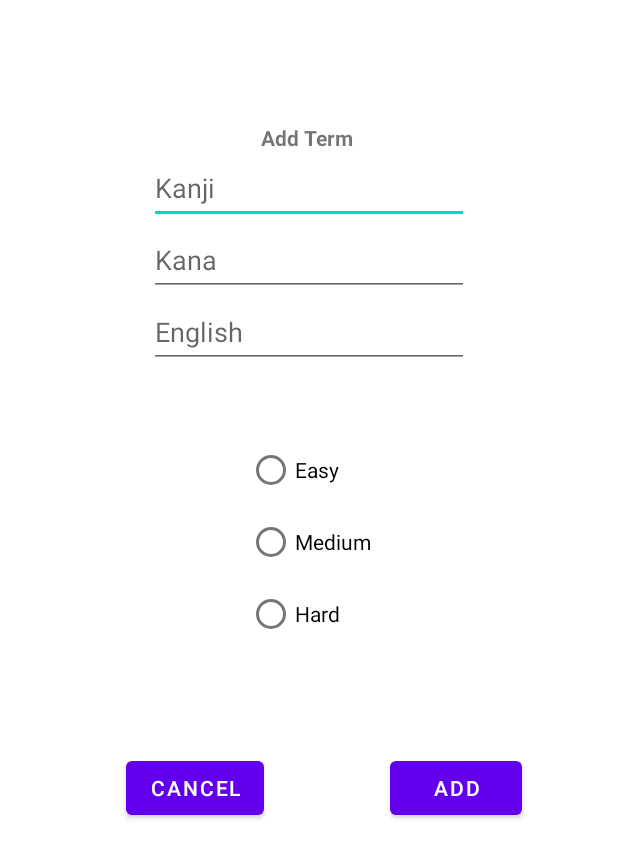
After one commit to agallop/RansomSensei, an Android app: the layout activity_add_term.xml on its own in the app's theme, with its tools: preview values and no code run, on a phone screen of 412 x 824 dp. The commit adds this screen. Shown: the top 858 px of the screen. Run offline under Robolectric (Android 15) with nearby library versions, the phone set to English and light mode, and no system bars.

Commit message:
Made a screen + Strings

```diff
--- a/app/build.gradle.kts
+++ b/app/build.gradle.kts
@@ -2,7 +2,6 @@ plugins {
     alias(libs.plugins.android.application)
     alias(libs.plugins.kotlin.android)
     id("com.google.devtools.ksp")
-
 }
 
 android {
@@ -51,6 +50,7 @@ dependencies {
     implementation(libs.androidx.navigation.fragment.ktx)
     implementation(libs.androidx.navigation.ui.ktx)
     implementation(libs.androidx.junit.ktx)
+    implementation(libs.androidx.activity)
     testImplementation(libs.junit)
     androidTestImplementation(libs.androidx.junit)
     androidTestImplementation(libs.androidx.espresso.core)
--- a/app/src/main/AndroidManifest.xml
+++ b/app/src/main/AndroidManifest.xml
@@ -1,9 +1,11 @@
 <?xml version="1.0" encoding="utf-8"?>
 <manifest xmlns:android="http://schemas.android.com/apk/res/android"
-    xmlns:tools="http://schemas.android.com/tools" >
+    xmlns:tools="http://schemas.android.com/tools">
+
     <queries>
         <intent>
             <action android:name="android.intent.action.MAIN" />
+
             <category android:name="android.intent.category.HOME" />
         </intent>
     </queries>
@@ -17,12 +19,14 @@
         android:roundIcon="@mipmap/ic_launcher_round"
         android:supportsRtl="true"
         android:theme="@style/Theme.RansomSensei"
-        tools:targetApi="31" >
-
+        tools:targetApi="31">
+        <activity
+            android:name=".AddTerm"
+            android:exported="false" />
         <activity
             android:name=".MainActivity"
             android:exported="true"
-            android:theme="@style/Theme.RansomSensei.NoActionBar" >
+            android:theme="@style/Theme.RansomSensei.NoActionBar">
             <intent-filter>
                 <action android:name="android.intent.action.MAIN" />
 
@@ -30,8 +34,8 @@
             </intent-filter>
         </activity>
         <activity
+            android:name=".LockScreenActivity"
             android:exported="true"
-            android:name=".LockScreenActivity"
             android:theme="@style/Theme.AppCompat.Light.NoActionBar">
             <intent-filter>
                 <action android:name="android.intent.action.MAIN" />
@@ -39,7 +43,6 @@
                 <category android:name="android.intent.category.DEFAULT" />
             </intent-filter>
         </activity>
-
     </application>
 
 </manifest>
--- /dev/null
+++ b/app/src/main/java/com/example/ransomsensei/AddTerm.kt
@@ -0,0 +1,38 @@
+package com.example.ransomsensei
+
+import android.os.Bundle
+import android.widget.Button
+import android.widget.EditText
+import android.widget.RadioButton
+import androidx.activity.enableEdgeToEdge
+import androidx.appcompat.app.AppCompatActivity
+import androidx.core.view.ViewCompat
+import androidx.core.view.WindowInsetsCompat
+
+class AddTerm : AppCompatActivity() {
+
+    val editText = findViewById(R.id.editText) as EditText
+    val editText2 = findViewById(R.id.editText2) as EditText
+    val editText3 = findViewById(R.id.editText3) as EditText
+    val radioButton2 = findViewById(R.id.radioButton2) as RadioButton
+    val radioButton3 = findViewById(R.id.radioButton3) as RadioButton
+    val radioButton4 = findViewById(R.id.radioButton4) as RadioButton
+    val button = findViewById(R.id.button) as Button
+    val button2 = findViewById(R.id.button2) as Button
+
+    val kanji = editText.text.toString();
+    val kana = editText2.text.toString();
+    val english = editText3.text.toString();
+    val difficulty = "";
+
+    override fun onCreate(savedInstanceState: Bundle?) {
+        super.onCreate(savedInstanceState)
+        enableEdgeToEdge()
+        setContentView(R.layout.activity_add_term)
+        ViewCompat.setOnApplyWindowInsetsListener(findViewById(R.id.main)) { v, insets ->
+            val systemBars = insets.getInsets(WindowInsetsCompat.Type.systemBars())
+            v.setPadding(systemBars.left, systemBars.top, systemBars.right, systemBars.bottom)
+            insets
+        }
+    }
+}
--- /dev/null
+++ b/app/src/main/res/layout/activity_add_term.xml
@@ -0,0 +1,120 @@
+<?xml version="1.0" encoding="utf-8"?>
+<androidx.constraintlayout.widget.ConstraintLayout xmlns:android="http://schemas.android.com/apk/res/android"
+    xmlns:app="http://schemas.android.com/apk/res-auto"
+    xmlns:tools="http://schemas.android.com/tools"
+    android:id="@+id/main"
+    android:layout_width="match_parent"
+    android:layout_height="match_parent"
+    tools:context=".AddTerm">
+
+    <TextView
+        android:id="@+id/add_term_title"
+        android:layout_width="wrap_content"
+        android:layout_height="wrap_content"
+        android:text="@string/add_term"
+        android:textAlignment="center"
+        android:textStyle="bold"
+        app:layout_constraintBottom_toBottomOf="parent"
+        app:layout_constraintEnd_toEndOf="parent"
+        app:layout_constraintHorizontal_bias="0.498"
+        app:layout_constraintStart_toStartOf="parent"
+        app:layout_constraintTop_toTopOf="parent"
+        app:layout_constraintVertical_bias="0.102" />
+
+    <EditText
+        android:id="@+id/editText"
+        android:layout_width="wrap_content"
+        android:layout_height="wrap_content"
+        android:ems="10"
+        android:hint="@string/kanji"
+        android:importantForAutofill="no"
+        android:inputType="text"
+        android:minHeight="48dp"
+        app:layout_constraintEnd_toEndOf="parent"
+        app:layout_constraintHorizontal_bias="0.5"
+        app:layout_constraintStart_toStartOf="parent"
+        app:layout_constraintTop_toBottomOf="@+id/add_term_title" />
+
+    <EditText
+        android:id="@+id/editText3"
+        android:layout_width="wrap_content"
+        android:layout_height="wrap_content"
+        android:ems="10"
+        android:hint="@string/english"
+        android:importantForAutofill="no"
+        android:inputType="text"
+        android:minHeight="48dp"
+        app:layout_constraintStart_toStartOf="@+id/editText2"
+        app:layout_constraintTop_toBottomOf="@+id/editText2" />
+
+    <EditText
+        android:id="@+id/editText2"
+        android:layout_width="wrap_content"
+        android:layout_height="wrap_content"
+        android:ems="10"
+        android:hint="@string/kana"
+        android:importantForAutofill="no"
+        android:inputType="text"
+        android:minHeight="48dp"
+        app:layout_constraintStart_toStartOf="@+id/editText"
+        app:layout_constraintTop_toBottomOf="@+id/editText" />
+
+    <Button
+        android:id="@+id/button"
+        android:layout_width="wrap_content"
+        android:layout_height="wrap_content"
+        android:layout_marginStart="84dp"
+        android:layout_marginTop="68dp"
+        android:text="@string/add"
+        app:layout_constraintEnd_toEndOf="parent"
+        app:layout_constraintHorizontal_bias="0.0"
+        app:layout_constraintStart_toEndOf="@+id/button2"
+        app:layout_constraintTop_toBottomOf="@+id/radioGroup" />
+
+    <Button
+        android:id="@+id/button2"
+        android:layout_width="wrap_content"
+        android:layout_height="wrap_content"
+        android:layout_marginStart="84dp"
+        android:layout_marginTop="68dp"
+        android:text="@string/cancel"
+        app:layout_constraintStart_toStartOf="parent"
+        app:layout_constraintTop_toBottomOf="@+id/radioGroup" />
+
+    <RadioGroup
+        android:id="@+id/radioGroup"
+        android:layout_width="wrap_content"
+        android:layout_height="wrap_content"
+        android:layout_marginTop="44dp"
+        app:layout_constraintEnd_toEndOf="parent"
+        app:layout_constraintHorizontal_bias="0.5"
+        app:layout_constraintStart_toStartOf="parent"
+        app:layout_constraintTop_toBottomOf="@+id/editText3">
+
+        <RadioButton
+            android:id="@+id/radioButton2"
+            android:layout_width="wrap_content"
+            android:layout_height="wrap_content"
+            android:text="@string/easy"
+            tools:layout_editor_absoluteX="21dp"
+            tools:layout_editor_absoluteY="325dp" />
+
+        <RadioButton
+            android:id="@+id/radioButton3"
+            android:layout_width="wrap_content"
+            android:layout_height="wrap_content"
+            android:text="@string/medium"
+            tools:layout_editor_absoluteX="130dp"
+            tools:layout_editor_absoluteY="325dp" />
+
+        <RadioButton
+            android:id="@+id/radioButton4"
+            android:layout_width="wrap_content"
+            android:layout_height="wrap_content"
+            android:text="@string/hard"
+            tools:layout_editor_absoluteX="230dp"
+            tools:layout_editor_absoluteY="325dp" />
+    </RadioGroup>
+
+
+</androidx.constraintlayout.widget.ConstraintLayout>
--- a/app/src/main/res/values/strings.xml
+++ b/app/src/main/res/values/strings.xml
@@ -10,4 +10,13 @@
     <string name="menu_home">Home</string>
     <string name="menu_gallery">Gallery</string>
     <string name="menu_slideshow">Slideshow</string>
+    <string name="add_term">Add Term</string>
+    <string name="kanji">Kanji</string>
+    <string name="english">English</string>
+    <string name="kana">Kana</string>
+    <string name="add">Add</string>
+    <string name="cancel">Cancel</string>
+    <string name="easy">Easy</string>
+    <string name="medium">Medium</string>
+    <string name="hard">Hard</string>
 </resources>
--- a/gradle/libs.versions.toml
+++ b/gradle/libs.versions.toml
@@ -1,5 +1,5 @@
 [versions]
-agp = "8.6.1"
+agp = "8.7.0"
 kotlin = "2.0.20"
 coreKtx = "1.10.1"
 junit = "4.13.2"
@@ -13,6 +13,7 @@ lifecycleViewmodelKtx = "2.6.1"
 navigationFragmentKtx = "2.6.0"
 navigationUiKtx = "2.6.0"
 junitKtx = "1.2.1"
+activity = "1.8.0"
 
 [libraries]
 androidx-core-ktx = { group = "androidx.core", name = "core-ktx", version.ref = "coreKtx" }
@@ -27,6 +28,7 @@ androidx-lifecycle-viewmodel-ktx = { group = "androidx.lifecycle", name = "lifec
 androidx-navigation-fragment-ktx = { group = "androidx.navigation", name = "navigation-fragment-ktx", version.ref = "navigationFragmentKtx" }
 androidx-navigation-ui-ktx = { group = "androidx.navigation", name = "navigation-ui-ktx", version.ref = "navigationUiKtx" }
 androidx-junit-ktx = { group = "androidx.test.ext", name = "junit-ktx", version.ref = "junitKtx" }
+androidx-activity = { group = "androidx.activity", name = "activity", version.ref = "activity" }
 
 [plugins]
 android-application = { id = "com.android.application", version.ref = "agp" }
```
Also changed, not shown: gradle/wrapper/gradle-wrapper.properties.
